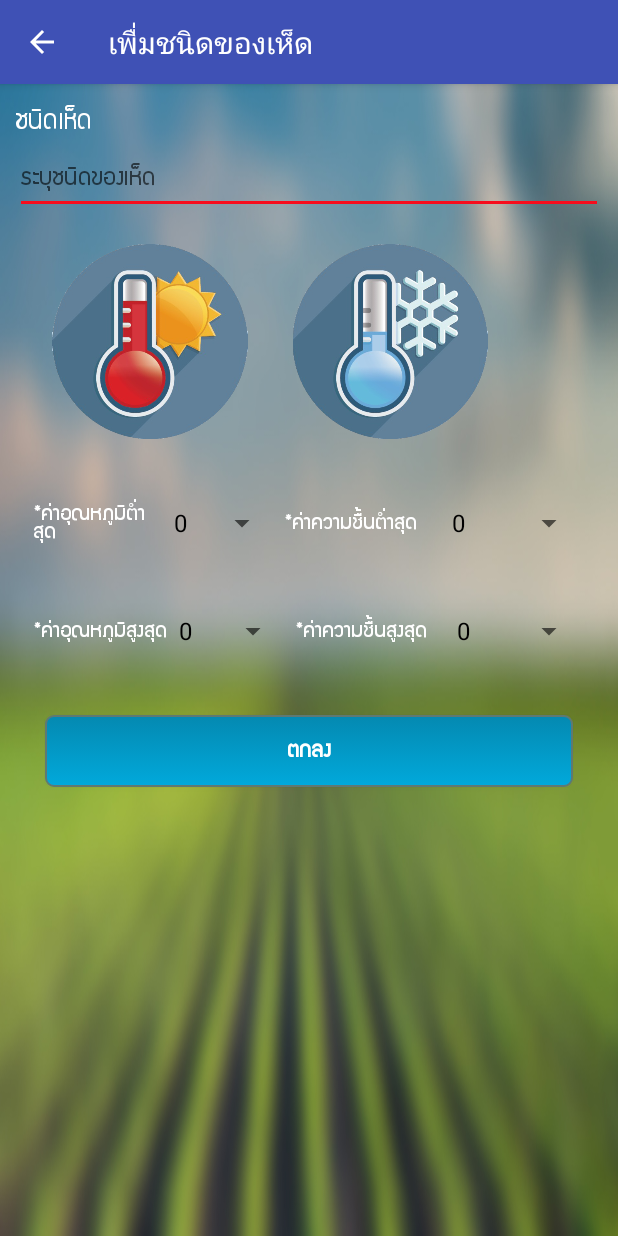
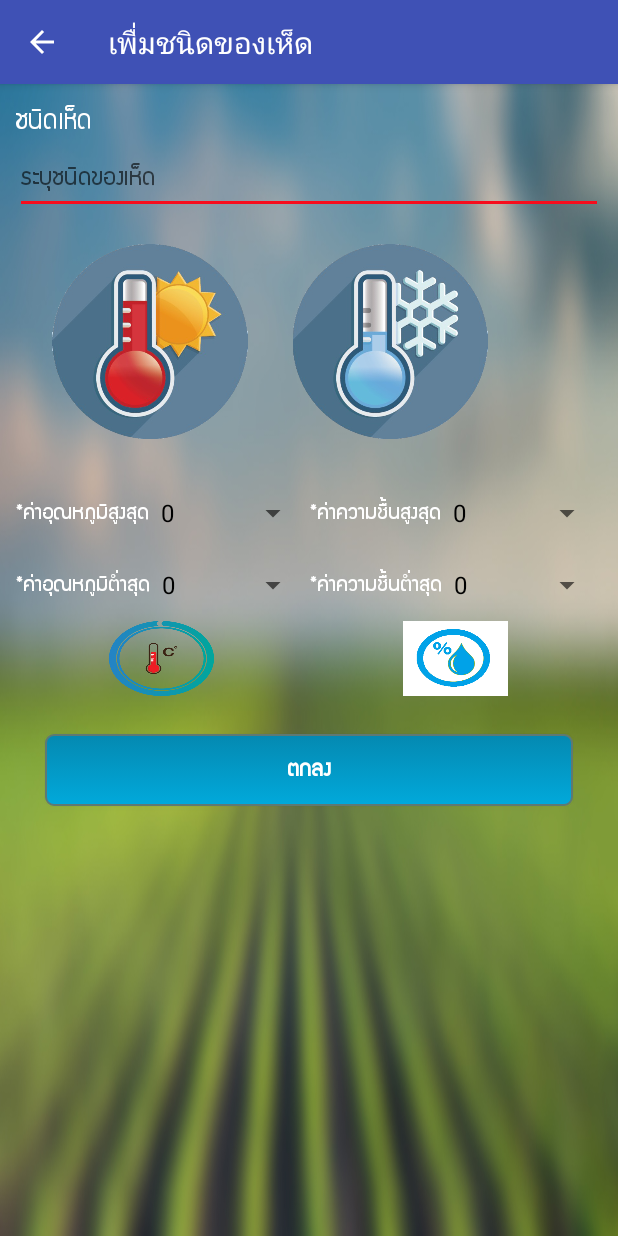
Before and after one commit to Projack00/smartfarm_app_v1, an Android app: the Insert_Mashroom screen opened directly, with no data from a screen before it, on a phone screen of 412 x 824 dp. Run offline under Robolectric (Android 15) with nearby library versions, the phone set to English and light mode, and no system bars; our stand-ins replace Firebase (no records; nobody signed in at launch, a user with empty details on screens opened directly); Roboto replaces fonts that are not available here.

Commit message:
update/ add image

```diff
--- a/app/src/main/res/layout/activity_insert__mashroom.xml
+++ b/app/src/main/res/layout/activity_insert__mashroom.xml
@@ -16,9 +16,9 @@
             android:layout_width="match_parent"
             android:layout_height="wrap_content"
             android:fontFamily="@font/supermarket"
-            android:textSize="20dp"
             android:text="ชนิดเห็ด"
-            android:textColor="#FFFFFF"/>
+            android:textColor="#FFFFFF"
+            android:textSize="20dp" />
 
         <EditText
             android:id="@+id/Edit_Name_Mashroom"
@@ -26,7 +26,7 @@
             android:layout_height="wrap_content"
             android:fontFamily="@font/supermarket"
             android:hint="ระบุชนิดของเห็ด"
-            android:textColor="#FFFFFF"/>
+            android:textColor="#FFFFFF" />
 
         <LinearLayout
             android:layout_width="match_parent"
@@ -43,8 +43,8 @@
                 <ImageView
                     android:layout_width="140dp"
                     android:layout_height="130dp"
-                    android:src="@drawable/tmp"
-                    android:layout_gravity="center" />
+                    android:layout_gravity="center"
+                    android:src="@drawable/tmp" />
             </LinearLayout>
 
             <LinearLayout
@@ -56,88 +56,35 @@
                 <ImageView
                     android:layout_width="140dp"
                     android:layout_height="130dp"
-                    android:src="@drawable/hmd"
-                    android:layout_gravity="center" />
+                    android:layout_gravity="center"
+                    android:src="@drawable/hmd" />
             </LinearLayout>
         </LinearLayout>
 
+        <LinearLayout
+            android:layout_width="match_parent"
+            android:layout_height="match_parent"
+            android:orientation="horizontal"
+            android:paddingTop="5dp"
+            android:paddingBottom="5dp">
+
+            <LinearLayout
+
+                android:layout_width="match_parent"
+                android:layout_height="match_parent"
+                android:layout_weight="1"
+                android:orientation="vertical">
 
                 <LinearLayout
                     android:layout_width="match_parent"
                     android:layout_height="wrap_content"
-            android:orientation="horizontal"
-            android:padding="10dp"
-            android:layout_centerVertical="true">
-
-            <LinearLayout
-                android:layout_width="167dp"
-                android:layout_height="wrap_content"
-                android:orientation="horizontal"
-                android:padding="2dp">
+                    android:layout_weight="1"
+                    android:orientation="horizontal">
 
                     <TextView
                         android:layout_width="wrap_content"
                         android:layout_height="wrap_content"
                         android:layout_gravity="center"
-                    android:layout_weight="1"
-                    android:fontFamily="@font/supermarket"
-                    android:text="*ค่าอุณหภูมิต่ำสุด"
-                    android:textColor="#FFFFFF"
-                    android:textSize="15dp" />
-
-
-                <Spinner
-                    android:id="@+id/Tem-min"
-                    android:layout_width="wrap_content"
-                    android:layout_height="wrap_content"
-                    android:layout_gravity="center"
-                    android:layout_weight="1"></Spinner>
-            </LinearLayout>
-
-
-            <LinearLayout
-                android:layout_width="match_parent"
-                android:layout_height="wrap_content"
-                android:orientation="horizontal"
-                android:padding="2dp">
-
-                <TextView
-                    android:layout_width="wrap_content"
-                    android:layout_height="wrap_content"
-                    android:layout_weight="1"
-                    android:fontFamily="@font/supermarket"
-                    android:text="*ค่าความชื้นต่ำสุด"
-                    android:textColor="#FFFFFF"
-                    android:layout_gravity="center"
-                    android:textSize="15dp" />
-
-                <Spinner
-                    android:id="@+id/Humid_Min"
-                    android:layout_width="wrap_content"
-                    android:layout_height="wrap_content"
-                    android:layout_weight="1"
-                    android:layout_gravity="center"></Spinner>
-            </LinearLayout>
-        </LinearLayout>
-
-
-        <LinearLayout
-            android:layout_width="match_parent"
-            android:layout_height="wrap_content"
-            android:orientation="horizontal"
-            android:padding="10dp">
-
-            <LinearLayout
-                android:layout_width="wrap_content"
-                android:layout_height="wrap_content"
-                android:orientation="horizontal"
-                android:padding="2dp">
-
-                <TextView
-                    android:layout_width="wrap_content"
-                    android:layout_height="wrap_content"
-                    android:layout_gravity="center"
-                    android:layout_weight="1"
                         android:fontFamily="@font/supermarket"
                         android:text="*ค่าอุณหภูมิสูงสุด"
                         android:textColor="#FFFFFF"
@@ -145,46 +92,116 @@
 
                     <Spinner
                         android:id="@+id/Tem_Max"
-                    android:layout_width="wrap_content"
+                        android:layout_width="match_parent"
                         android:layout_height="wrap_content"
-                    android:layout_gravity="center"
+                        android:layout_gravity="center_vertical"
                         android:layout_weight="1" />
+
                 </LinearLayout>
 
                 <LinearLayout
                     android:layout_width="match_parent"
                     android:layout_height="wrap_content"
-                android:orientation="horizontal"
-                android:padding="2dp">
+                    android:layout_weight="1"
+                    android:orientation="horizontal">
+
 
                     <TextView
                         android:layout_width="wrap_content"
                         android:layout_height="wrap_content"
+                        android:layout_gravity="center_vertical"
+                        android:fontFamily="@font/supermarket"
+                        android:text="*ค่าอุณหภูมิต่ำสุด"
+                        android:textColor="#FFFFFF"
+                        android:textSize="15dp" />
+
+                    <Spinner
+                        android:id="@+id/Tem-min"
+                        android:layout_width="wrap_content"
+                        android:layout_height="wrap_content"
+                        android:layout_weight="1"></Spinner>
+                </LinearLayout>
+
+                <TextView
+                    android:background="@drawable/bg_temp"
+                    android:layout_gravity="center_horizontal"
+
+                    android:textSize="28sp"
+                    android:layout_width="70dp"
+                    android:layout_height="50dp" />
+            </LinearLayout>
+
+            <LinearLayout
+                android:layout_width="match_parent"
+                android:layout_height="match_parent"
                 android:layout_weight="1"
+                android:orientation="vertical">
+
+                <LinearLayout
+                    android:layout_width="match_parent"
+                    android:layout_height="wrap_content"
+                    android:layout_weight="1"
+                    android:orientation="horizontal">
+
+                    <TextView
+                        android:layout_width="wrap_content"
+                        android:layout_height="wrap_content"
+                        android:layout_gravity="center_vertical"
                         android:fontFamily="@font/supermarket"
                         android:text="*ค่าความชื้นสูงสุด"
                         android:textColor="#FFFFFF"
-                    android:layout_gravity="center"
                         android:textSize="15dp" />
 
                     <Spinner
                         android:id="@+id/Humid-max"
+                        android:layout_width="match_parent"
+                        android:layout_height="wrap_content"
+                        android:layout_gravity="center_vertical"
+                        android:layout_weight="1"></Spinner>
+
+                </LinearLayout>
+
+                <LinearLayout
+                    android:layout_width="match_parent"
+                    android:layout_height="wrap_content"
+                    android:layout_weight="1"
+                    android:orientation="horizontal">
+
+                    <TextView
                         android:layout_width="wrap_content"
                         android:layout_height="wrap_content"
-                    android:layout_weight="1"
-                    android:layout_gravity="center"/>
+                        android:layout_gravity="center_vertical"
+                        android:fontFamily="@font/supermarket"
+                        android:text="*ค่าความชื้นต่ำสุด"
+                        android:textColor="#FFFFFF"
+                        android:textSize="15dp" />
+
+                    <Spinner
+                        android:id="@+id/Humid_Min"
+                        android:layout_width="wrap_content"
+                        android:layout_height="wrap_content"
+                        android:layout_gravity="center_vertical"
+                        android:layout_weight="1"></Spinner>
                 </LinearLayout>
+                <TextView
+                    android:background="@drawable/bg_humidity"
+                    android:layout_gravity="center_horizontal"
+                    android:textSize="28sp"
+                    android:layout_width="70dp"
+                    android:layout_height="50dp" />
+            </LinearLayout>
+
         </LinearLayout>
 
 
         <Button
             android:id="@+id/Insert_Name"
+            style="@style/btn_blue"
             android:layout_width="match_parent"
             android:layout_height="wrap_content"
+            android:layout_margin="20dp"
             android:fontFamily="@font/supermarket"
-            android:text="ตกลง"
-            style="@style/btn_blue"
-            android:layout_margin="20dp"/>
+            android:text="ตกลง" />
     </LinearLayout>
 
 </RelativeLayout>
```
Also changed, not shown: app/src/main/res/drawable/bg_humidity.png (added), app/src/main/res/drawable/bg_temp.png (added). Lines whose indentation alone changed are shown as unchanged.
